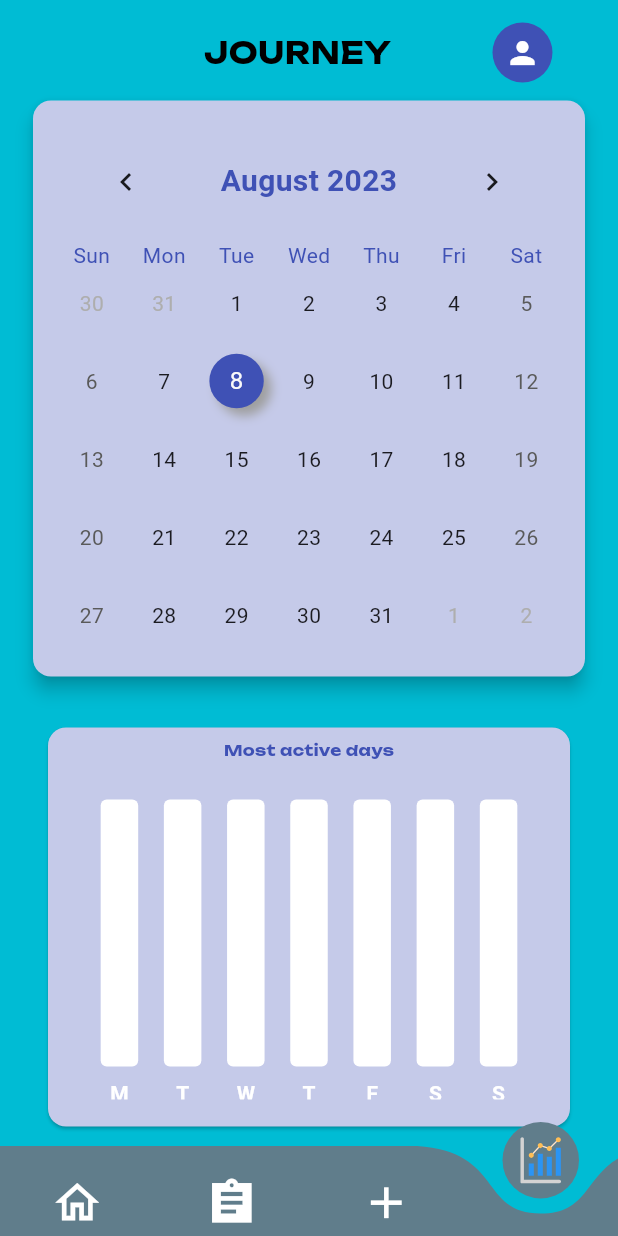
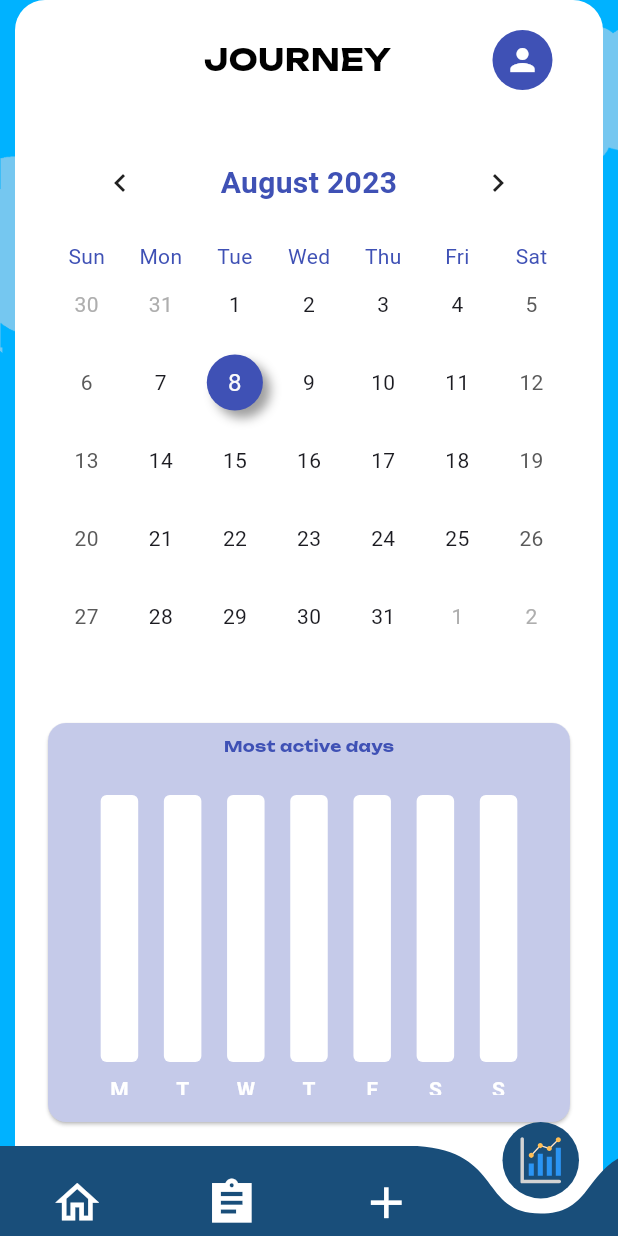
Before and after one commit to amaljosev/habit_app, a Flutter app: the Home screen opened directly, item 4 of the bottom bar chosen, on a phone screen of 412 x 824 dp. Run offline on Flutter 3.47's test engine with Material 2 defaults, Android fonts, the phone set to English and light mode, and no system bars; drawn by our look-alikes of curved_navigation_bar, fl_chart, table_calendar; our stand-ins replace circular_countdown_timer, email_validator, flutter_svg, google_fonts, hive, hive_flutter and 7 more; accounts and stored records are empty.

Commit message:
homeImageChanged

```diff
--- a/lib/screens/bottom_navigation.dart/journey_screen.dart
+++ b/lib/screens/bottom_navigation.dart/journey_screen.dart
@@ -105,9 +105,15 @@ class _JourneyPageState extends State<JourneyPage> {
   Widget build(BuildContext context) {
 
     return SafeArea(
+      child: Container(
+        decoration: const BoxDecoration(
+        color: Colors.white,
+        borderRadius: BorderRadius.only(
+            topLeft: Radius.circular(20), topRight: Radius.circular(20)),
+      ),
         child: SingleChildScrollView(
           child: Padding(
-          padding: const EdgeInsets.only(top: 15),
+            padding: const EdgeInsets.only(top: 20,bottom: 140),
             child: Column(
               mainAxisAlignment: MainAxisAlignment.end,
               children: [
@@ -336,9 +342,6 @@ class _JourneyPageState extends State<JourneyPage> {
                 ),
                 Padding(
                   padding: const EdgeInsets.all(8.0),
-                child: Card(
-                  color: Colors.indigo.shade100,
-                  elevation: 5,
                   child: Padding(
                     padding: const EdgeInsets.all(15.0),
                     child: TableCalendar(
@@ -414,7 +417,6 @@ class _JourneyPageState extends State<JourneyPage> {
                     ),
                   ),
                 ),
-              ),
 
                 Padding(
                   padding: const EdgeInsets.all(18.0),
@@ -453,6 +455,7 @@ class _JourneyPageState extends State<JourneyPage> {
             ),
           ),
         ),
+      ),
     );
   }
 
--- a/lib/screens/bottom_navigation.dart/widget_newcategory.dart
+++ b/lib/screens/bottom_navigation.dart/widget_newcategory.dart
@@ -37,9 +37,15 @@ class _StartWidgetState extends State<StartWidget> {
   @override
   Widget build(BuildContext context) {
     return SafeArea(
+      child: Container(
+        decoration: const BoxDecoration(
+      color: Colors.white,
+      borderRadius: BorderRadius.only(
+          topLeft: Radius.circular(20), topRight: Radius.circular(20)),
+      ),
+        child: Padding(
+          padding: const EdgeInsets.only(left: 20,right: 20,bottom: 140),
           child: SingleChildScrollView(
-        child: Padding(
-          padding: const EdgeInsets.only(left: 20,right: 20,bottom: 60),
             child: Column(
               children: [
                 Padding(
@@ -425,6 +431,7 @@ class _StartWidgetState extends State<StartWidget> {
             ),
           ),
         ),
+      ),
     );
   }
 
--- a/lib/screens/home.dart
+++ b/lib/screens/home.dart
@@ -70,7 +70,12 @@ class _HomeState extends State<Home> {
         child: Container(
           width: MediaQuery.of(context).size.width,
           height: MediaQuery.of(context).size.height,
-          decoration: const BoxDecoration(color: Colors.cyan),
+          decoration: const BoxDecoration(
+            image: DecorationImage(
+              image: AssetImage('lib/assets/images/bg_painted.png'),
+              fit: BoxFit.fill,
+            ),
+          ),
           child: Padding(
             padding: const EdgeInsets.only(
               left: 10,
@@ -87,11 +92,11 @@ class _HomeState extends State<Home> {
                         lastDay: DateTime.utc(2035, 10, 16),
                         focusedDay: DateTime.now(),
                         calendarFormat: CalendarFormat.week,
-                        calendarStyle: const CalendarStyle(
+                        calendarStyle:   CalendarStyle(
                           outsideDaysVisible: true,
-                          outsideTextStyle: TextStyle(color: Colors.white),
+
                           todayDecoration: BoxDecoration(
-                            color: Colors.indigo,
+                            color: Colors.indigo.shade900,
                             shape: BoxShape.circle,
                           ),
                         ),
@@ -111,10 +116,10 @@ class _HomeState extends State<Home> {
                               fontWeight: FontWeight.bold),
                         ),
                       ),
-                    Container(
+                    SizedBox(
                         width: MediaQuery.of(context).size.width,
                         height: MediaQuery.of(context).size.height,
-                        decoration: const BoxDecoration(color: Colors.cyan),
+
                         child: widgetOptions.elementAt(page)),
                   ],
                 ),
@@ -172,11 +177,11 @@ class _HomeState extends State<Home> {
                   size: 35,
                 ),
         ],
-        color: Colors.blueGrey,
+        color: const Color.fromARGB(255, 25, 78, 122),
         backgroundColor: Colors.transparent,
         animationCurve: Curves.easeInOut,
         animationDuration: const Duration(milliseconds: 900),
-        buttonBackgroundColor: Colors.blueGrey,
+        buttonBackgroundColor:const Color.fromARGB(255, 25, 78, 122),
         onTap: (index) {
           setState(() {
             page = index;
```
Also changed, not shown: pubspec.yaml (+1 -7 lines), lib/assets/images/analysisBg.jpg (deleted), lib/assets/images/bg_painted.png (added), lib/assets/images/edit_user_bg.jpg (deleted), lib/assets/images/home.jpg (deleted), lib/assets/images/home_bg.jpg (deleted), lib/assets/images/new_home.png (added), lib/assets/images/profile_bg.jpg (deleted), lib/assets/images/sign_up.jpg (deleted), lib/assets/images/user_bg.jpg (deleted), lib/screens/user/screen_user.dart (line endings or trailing spaces). Lines whose indentation alone changed are shown as unchanged.
